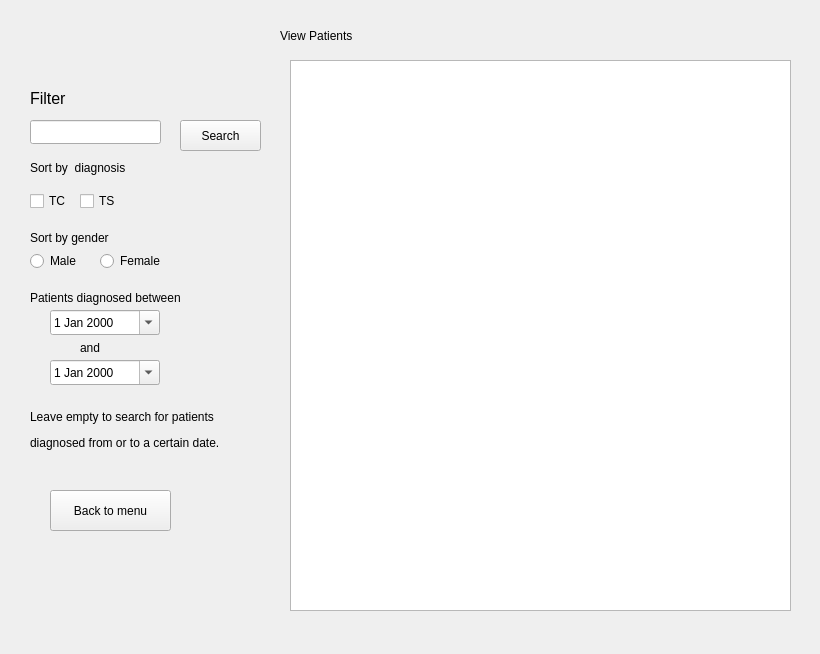
This is asd/db_view.ui in rkishibe/diaggaze as Qt 5 draws it before an edit. The edited form follows.
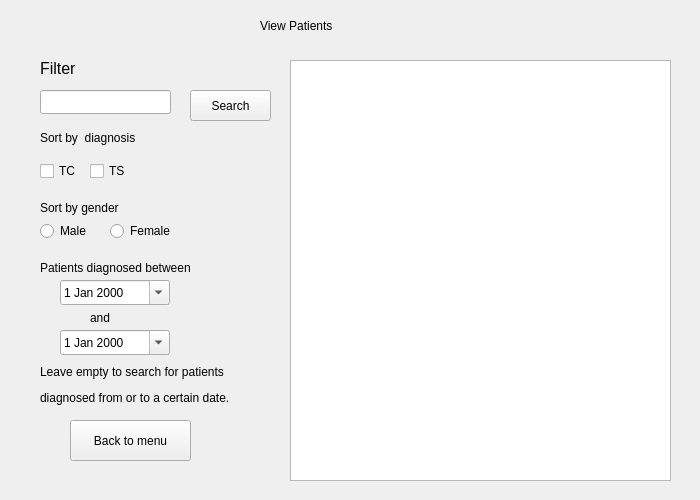
This is the edited form.

The edit to the form file:
```diff
--- a/asd/db_view.ui
+++ b/asd/db_view.ui
@@ -6,8 +6,8 @@
    <rect>
     <x>0</x>
     <y>0</y>
-    <width>820</width>
-    <height>654</height>
+    <width>700</width>
+    <height>500</height>
    </rect>
   </property>
   <property name="windowTitle">
@@ -16,8 +16,8 @@
   <widget class="QPushButton" name="pushButton">
    <property name="geometry">
     <rect>
-     <x>180</x>
-     <y>120</y>
+     <x>190</x>
+     <y>90</y>
      <width>81</width>
      <height>31</height>
     </rect>
@@ -29,8 +29,8 @@
   <widget class="QLineEdit" name="lineEdit">
    <property name="geometry">
     <rect>
-     <x>30</x>
-     <y>120</y>
+     <x>40</x>
+     <y>90</y>
      <width>131</width>
      <height>24</height>
     </rect>
@@ -39,8 +39,8 @@
   <widget class="QLabel" name="db_view_label">
    <property name="geometry">
     <rect>
-     <x>280</x>
-     <y>20</y>
+     <x>260</x>
+     <y>10</y>
      <width>171</width>
      <height>31</height>
     </rect>
@@ -52,8 +52,8 @@
   <widget class="QLabel" name="label_2">
    <property name="geometry">
     <rect>
-     <x>30</x>
-     <y>90</y>
+     <x>40</x>
+     <y>60</y>
      <width>111</width>
      <height>16</height>
     </rect>
@@ -70,8 +70,8 @@
   <widget class="QLabel" name="label_3">
    <property name="geometry">
     <rect>
-     <x>30</x>
-     <y>160</y>
+     <x>40</x>
+     <y>130</y>
      <width>121</width>
      <height>16</height>
     </rect>
@@ -83,8 +83,8 @@
   <widget class="QPushButton" name="back_button">
    <property name="geometry">
     <rect>
-     <x>50</x>
-     <y>490</y>
+     <x>70</x>
+     <y>420</y>
      <width>121</width>
      <height>41</height>
     </rect>
@@ -98,16 +98,16 @@
     <rect>
      <x>290</x>
      <y>60</y>
-     <width>501</width>
-     <height>551</height>
+     <width>381</width>
+     <height>421</height>
     </rect>
    </property>
   </widget>
   <widget class="QCheckBox" name="TC_check_box">
    <property name="geometry">
     <rect>
-     <x>30</x>
-     <y>190</y>
+     <x>40</x>
+     <y>160</y>
      <width>78</width>
      <height>22</height>
     </rect>
@@ -119,8 +119,8 @@
   <widget class="QCheckBox" name="TS_check_box">
    <property name="geometry">
     <rect>
-     <x>80</x>
-     <y>190</y>
+     <x>90</x>
+     <y>160</y>
      <width>78</width>
      <height>22</height>
     </rect>
@@ -132,8 +132,8 @@
   <widget class="QLabel" name="label_4">
    <property name="geometry">
     <rect>
-     <x>30</x>
-     <y>290</y>
+     <x>40</x>
+     <y>260</y>
      <width>181</width>
      <height>16</height>
     </rect>
@@ -145,8 +145,8 @@
   <widget class="QDateEdit" name="start_date">
    <property name="geometry">
     <rect>
-     <x>50</x>
-     <y>310</y>
+     <x>60</x>
+     <y>280</y>
      <width>110</width>
      <height>25</height>
     </rect>
@@ -158,8 +158,8 @@
   <widget class="QDateEdit" name="end_date">
    <property name="geometry">
     <rect>
-     <x>50</x>
-     <y>360</y>
+     <x>60</x>
+     <y>330</y>
      <width>110</width>
      <height>25</height>
     </rect>
@@ -171,8 +171,8 @@
   <widget class="QLabel" name="label_5">
    <property name="geometry">
     <rect>
-     <x>80</x>
-     <y>340</y>
+     <x>90</x>
+     <y>310</y>
      <width>49</width>
      <height>16</height>
     </rect>
@@ -184,10 +184,10 @@
   <widget class="QLabel" name="label_6">
    <property name="geometry">
     <rect>
-     <x>30</x>
-     <y>390</y>
+     <x>40</x>
+     <y>360</y>
      <width>231</width>
-     <height>81</height>
+     <height>51</height>
     </rect>
    </property>
    <property name="text">
@@ -197,8 +197,8 @@
   <widget class="QLabel" name="label_7">
    <property name="geometry">
     <rect>
-     <x>30</x>
-     <y>230</y>
+     <x>40</x>
+     <y>200</y>
      <width>121</width>
      <height>16</height>
     </rect>
@@ -210,8 +210,8 @@
   <widget class="QRadioButton" name="radioButton">
    <property name="geometry">
     <rect>
-     <x>30</x>
-     <y>250</y>
+     <x>40</x>
+     <y>220</y>
      <width>91</width>
      <height>22</height>
     </rect>
@@ -223,8 +223,8 @@
   <widget class="QRadioButton" name="radioButton_2">
    <property name="geometry">
     <rect>
-     <x>100</x>
-     <y>250</y>
+     <x>110</x>
+     <y>220</y>
      <width>91</width>
      <height>22</height>
     </rect>
```
